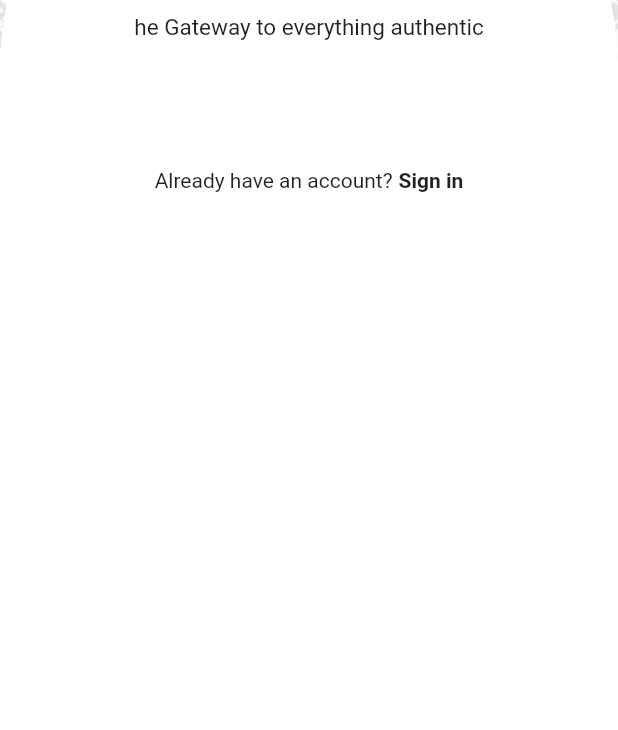
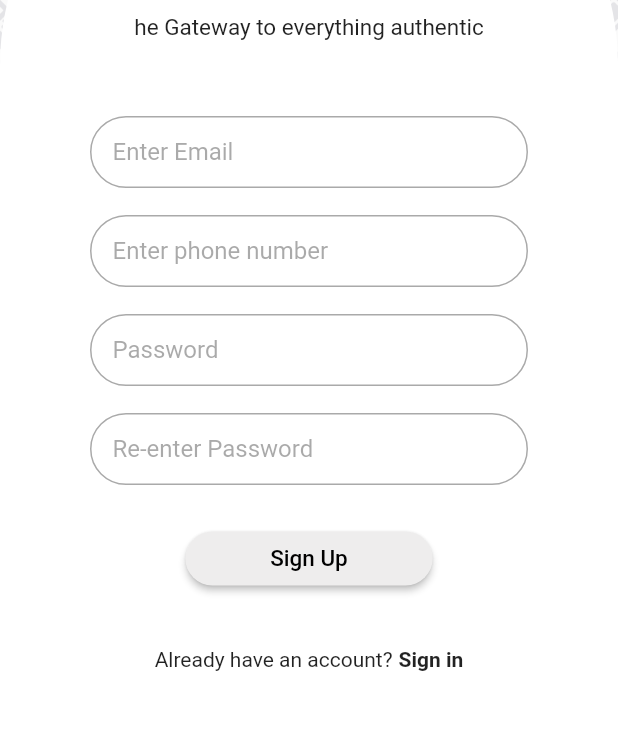
Before and after one commit to syifahasan/agt, a Flutter app: the PageRegis screen opened directly, on a phone screen of 412 x 824 dp, the part 452-1182 px from its top. Run offline on Flutter 3.47's test engine with Material 2 defaults, Android fonts, the phone set to English and light mode, and no system bars; our stand-ins replace flutter_svg; network calls fail; Roboto replaces fonts that are missing (SFProDisplay).

Commit message:
add page register

```diff
--- a/lib/auth/input.dart
+++ b/lib/auth/FormInput.dart
@@ -3,10 +3,14 @@ import 'package:flutter/material.dart';
 class InputForm extends StatelessWidget {
   final String labelText;
   final String hintText;
+  final bool? obscureText;
+  final TextInputType? keyboardType;
   InputForm({
     Key? key,
     required this.labelText,
     required this.hintText,
+    this.keyboardType,
+    this.obscureText,
   }) : super(key: key);
 
   @override
@@ -15,15 +19,15 @@ class InputForm extends StatelessWidget {
       children: [
         TextFormField(
           cursorColor: Colors.grey,
-          keyboardType: TextInputType.emailAddress,
+          keyboardType: keyboardType,
+          obscureText: obscureText ?? false,
           decoration: InputDecoration(
             labelText: labelText,
             hintText: hintText,
+            labelStyle: TextStyle(color: Color(0xFF555555).withOpacity(0.5)),
+            hintStyle: TextStyle(color: Color(0xFF555555).withOpacity(0.5)),
             contentPadding: EdgeInsets.fromLTRB(15, 10.0, 20.0, 10.0),
             floatingLabelBehavior: FloatingLabelBehavior.never,
-            hintStyle: TextStyle(
-              color: Colors.black.withOpacity(0.5),
-            ),
             enabledBorder: new OutlineInputBorder(
               borderRadius: new BorderRadius.circular(50),
               borderSide: BorderSide(color: Color(0xFF555555).withOpacity(0.5)),
--- a/lib/auth/register.dart
+++ b/lib/auth/register.dart
@@ -1,5 +1,7 @@
 import 'package:flutter/material.dart';
-import 'login.dart';
+import 'package:authentic_guards/auth/login.dart';
+import 'package:authentic_guards/auth/FormInput.dart';
+import 'package:authentic_guards/auth/login.dart';
 
 class PageRegis extends StatefulWidget {
   const PageRegis({Key? key}) : super(key: key);
@@ -61,8 +63,56 @@ class _LoginViewsState extends State<PageRegis> {
                     Text("he Gateway to everything authentic",
                         style: TextStyle(
                             fontWeight: FontWeight.w400, fontSize: 15)),
-                    SizedBox(
-                      height: 50,
+                    SizedBox(height: 50),
+                    Container(
+                        margin: EdgeInsets.symmetric(horizontal: 60),
+                        child: InputForm(
+                          labelText: 'Enter Email',
+                          hintText: 'Email',
+                          keyboardType: TextInputType.emailAddress,
+                        )),
+                    Container(
+                        margin: EdgeInsets.only(top: 18, right: 60, left: 60),
+                        child: InputForm(
+                          labelText: "Enter phone number",
+                          keyboardType: TextInputType.number,
+                          hintText: "Enter phone number",
+                        )),
+                    Container(
+                        margin: EdgeInsets.only(top: 18, right: 60, left: 60),
+                        child: InputForm(
+                          labelText: "Password",
+                          hintText: "Password",
+                          obscureText: true,
+                        )),
+                    Container(
+                        margin: EdgeInsets.only(top: 18, right: 60, left: 60),
+                        child: InputForm(
+                          labelText: "Re-enter Password",
+                          hintText: 'Re-enter Password',
+                        )),
+                    Container(
+                      width: MediaQuery.of(context).size.width * 0.4,
+                      margin: EdgeInsets.only(top: 25),
+                      child: ElevatedButton(
+                        onPressed: () {
+                          Navigator.pushReplacement(context,
+                              MaterialPageRoute(builder: (context) {
+                            return PageLogin();
+                          }));
+                        },
+                        child: Text('Sign Up',
+                            style:
+                                TextStyle(fontSize: 15, color: Colors.black)),
+                        style: ButtonStyle(
+                          backgroundColor:
+                              MaterialStateProperty.all(Color(0xFFEEEDED)),
+                          shape: MaterialStateProperty.all(
+                            RoundedRectangleBorder(
+                                borderRadius: BorderRadius.circular(30)),
+                          ),
+                        ),
+                      ),
                     ),
                     Container(
                         alignment: Alignment.center,
@@ -73,11 +123,10 @@ class _LoginViewsState extends State<PageRegis> {
                           text: TextSpan(
                             children: [
                               WidgetSpan(
-                                  child: Text(
-                                "Already have an account?",
-                                style: TextStyle(
-                                    fontSize: 14, fontWeight: FontWeight.w400),
-                              )),
+                                  child: Text("Already have an account?",
+                                      style: TextStyle(
+                                          fontSize: 14,
+                                          fontWeight: FontWeight.w400))),
                               WidgetSpan(
                                 child: Padding(
                                   padding: const EdgeInsets.only(left: 4),
```
Also changed, not shown: lib/auth/login.dart (+31 -72 lines).
